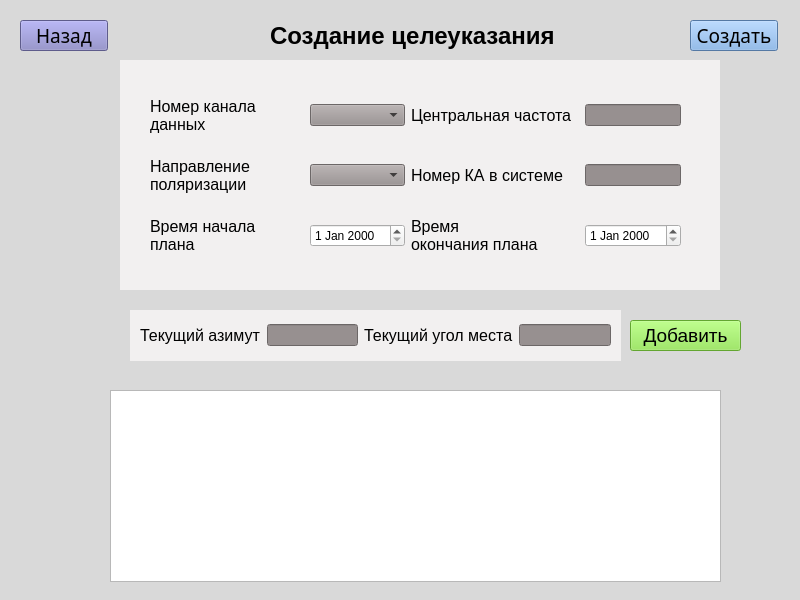
Qt form view/commands/targetdesignationsv.ui (waitskoro/APS) before a commit.
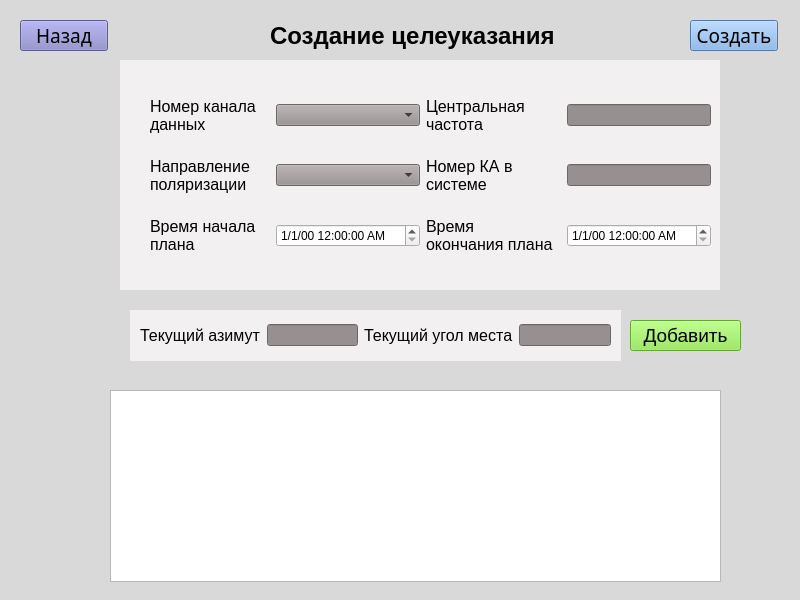
The same form after that commit.

Patch:
```diff
--- a/view/commands/targetdesignationsv.ui
+++ b/view/commands/targetdesignationsv.ui
@@ -397,7 +397,7 @@
     <rect>
      <x>150</x>
      <y>80</y>
-     <width>531</width>
+     <width>561</width>
      <height>191</height>
     </rect>
    </property>
@@ -520,9 +520,6 @@
       </property>
      </widget>
     </item>
-    <item row="2" column="1">
-     <widget class="QDateEdit" name="startTime"/>
-    </item>
     <item row="2" column="2">
      <widget class="QLabel" name="label_7">
       <property name="font">
@@ -541,8 +538,29 @@
       </property>
      </widget>
     </item>
+    <item row="2" column="1">
+     <widget class="QDateTimeEdit" name="startDate">
+      <property name="time">
+       <time>
+        <hour>0</hour>
+        <minute>0</minute>
+        <second>0</second>
+       </time>
+      </property>
+      <property name="currentSection">
+       <enum>QDateTimeEdit::MonthSection</enum>
+      </property>
+      <property name="displayFormat">
+       <string>M/d/yy h:mm:ss AP</string>
+      </property>
+     </widget>
+    </item>
     <item row="2" column="3">
-     <widget class="QDateEdit" name="endTime"/>
+     <widget class="QDateTimeEdit" name="endDate">
+      <property name="displayFormat">
+       <string>M/d/yy h:mm:ss AP</string>
+      </property>
+     </widget>
     </item>
    </layout>
   </widget>
```
